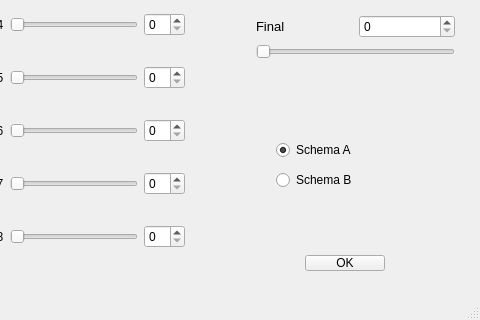
Old version of the form grade_calculator/mainwindow.ui in the repository wigwit/homework_2; both pictures show x 85 to 565 and y 241 to 561 of the 565 by 561 pixel window.
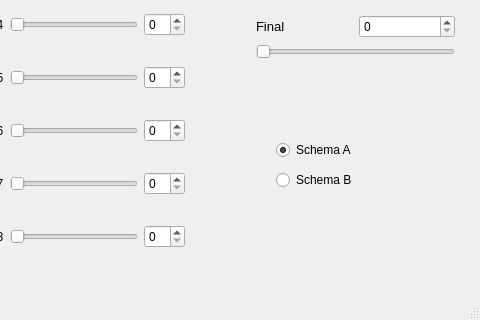
New version of the form.

```diff
--- a/grade_calculator/mainwindow.ui
+++ b/grade_calculator/mainwindow.ui
@@ -217,20 +217,7 @@
      <string/>
     </property>
    </widget>
-   <widget class="QPushButton" name="pushButton">
-    <property name="geometry">
-     <rect>
-      <x>390</x>
-      <y>460</y>
-      <width>80</width>
-      <height>16</height>
-     </rect>
-    </property>
-    <property name="text">
-     <string>OK</string>
-    </property>
-   </widget>
-   <widget class="QWidget" name="">
+   <widget class="QWidget" name="layoutWidget">
     <property name="geometry">
      <rect>
       <x>350</x>
@@ -259,7 +246,7 @@
      </item>
     </layout>
    </widget>
-   <widget class="QWidget" name="">
+   <widget class="QWidget" name="layoutWidget">
     <property name="geometry">
      <rect>
       <x>330</x>
```
